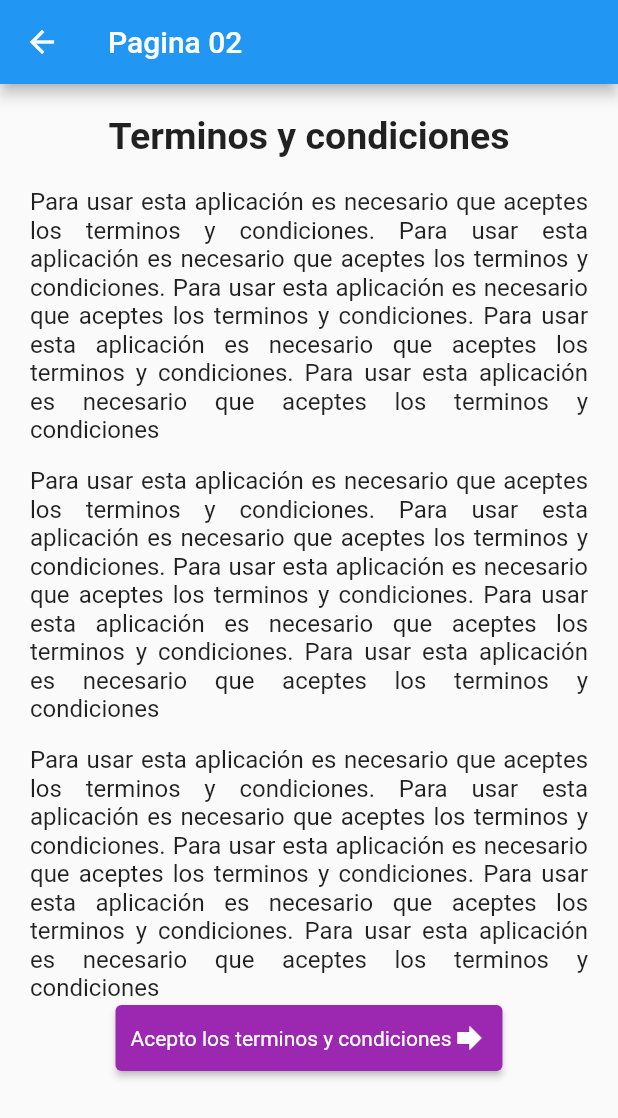
After one commit to imjacobbh/flutterCurso, a Flutter app: the screen it shows after launch, after a tap on "Ir a la otra pagina", on a phone screen of 412 x 824 dp. The commit adds this screen. Shown: the top 1118 px of the screen. Run offline on Flutter 3.47's test engine with Material 2 defaults, Android fonts, the phone set to English and light mode, and no system bars; network calls fail.

Commit message:
curso video 6

```diff
--- a/lib/main.dart
+++ b/lib/main.dart
@@ -1,5 +1,7 @@
+import 'package:flutter/material.dart';
+import 'package:untitled/pages/pagina02.dart';
 
-import 'package:flutter/material.dart';
+final globalNavigatorKey = GlobalKey<NavigatorState>();
 
 void main() => runApp(const MiApp());
 
@@ -8,9 +10,10 @@ class MiApp extends StatelessWidget {
 
   @override
   Widget build(BuildContext context) {
-    return const MaterialApp(
+    return MaterialApp(
       title: "Mi App",
       home: Inicio(),
+      navigatorKey: globalNavigatorKey, // GlobalKey()
     );
   }
 }
@@ -23,7 +26,6 @@ class Inicio extends StatefulWidget {
 }
 
 class _InicioState extends State<Inicio> {
-
   @override
   Widget build(BuildContext context) {
     return Scaffold(body: cuerpo());
@@ -39,14 +41,17 @@ Widget cuerpo() {
               fit: BoxFit.cover)),
       child: Center(
         child: Column(
-          mainAxisAlignment: MainAxisAlignment.center,
-          mainAxisSize: MainAxisSize.min,
+          mainAxisAlignment: MainAxisAlignment.spaceAround,
+          mainAxisSize: MainAxisSize.max,
           children: [
-            nombre(),
-            const SizedBox(height: 15),
-            campoUsuario(),
-            campoContrasena(),
-            botonEntrar()
+            Text('Home'),
+            ElevatedButton(
+              onPressed: () => {
+                Navigator.push(globalNavigatorKey.currentContext!,
+                    MaterialPageRoute(builder: (context) => Pagina02()))
+              },
+              child: Text('Ir a la otra pagina'),
+            )
           ],
         ),
       ));
@@ -65,29 +70,29 @@ Widget campoUsuario() {
       padding: const EdgeInsets.symmetric(horizontal: 75, vertical: 3),
       child: const TextField(
         decoration: InputDecoration(
-            hintText: "Username",
-            fillColor: Colors.white, filled: true),
+            hintText: "Username", fillColor: Colors.white, filled: true),
       ));
 }
 
-Widget campoContrasena(){
+Widget campoContrasena() {
   return Container(
-      padding:  EdgeInsets.symmetric(horizontal: 75, vertical: 3),
+      padding: EdgeInsets.symmetric(horizontal: 75, vertical: 3),
       child: const TextField(
         obscureText: true,
         decoration: InputDecoration(
-            hintText: "Password",
-            fillColor: Colors.white, filled: true),
+            hintText: "Password", fillColor: Colors.white, filled: true),
       ));
 }
 
-Widget botonEntrar(){
+Widget botonEntrar() {
   return TextButton(
-    onPressed: (){},
-    child: Text("Enter", style: TextStyle(fontSize: 17),),
-    style: TextButton.styleFrom(
-        backgroundColor: Colors.blue,
-        foregroundColor: Colors.white,
-        padding: EdgeInsets.symmetric(vertical: 10, horizontal: 50))
-  );
+      onPressed: () {},
+      child: Text(
+        "Enter",
+        style: TextStyle(fontSize: 17),
+      ),
+      style: TextButton.styleFrom(
+          backgroundColor: Colors.blue,
+          foregroundColor: Colors.white,
+          padding: EdgeInsets.symmetric(vertical: 10, horizontal: 50)));
 }
--- /dev/null
+++ b/lib/pages/pagina02.dart
@@ -0,0 +1,63 @@
+import 'package:flutter/material.dart';
+
+class Pagina02 extends StatelessWidget {
+  const Pagina02({Key? key}) : super(key: key);
+
+  @override
+  Widget build(BuildContext context) {
+    return Scaffold(
+        appBar: AppBar(
+          title: const Text("Pagina 02"),
+        ),
+        body: Padding(
+            padding: const EdgeInsets.all(20),
+            child: Column(
+              children: [
+                Text('Terminos y condiciones',
+                    style:
+                        TextStyle(fontSize: 25, fontWeight: FontWeight.bold)),
+                SizedBox(
+                  height: 20,
+                ),
+                Text(
+                  'Para usar esta aplicación es necesario que aceptes los terminos y condiciones. Para usar esta aplicación es necesario que aceptes los terminos y condiciones. Para usar esta aplicación es necesario que aceptes los terminos y condiciones. Para usar esta aplicación es necesario que aceptes los terminos y condiciones. Para usar esta aplicación es necesario que aceptes los terminos y condiciones',
+                  style: TextStyle(fontSize: 16),
+                  textAlign: TextAlign.justify,
+                ),
+                SizedBox(
+                  height: 15,
+                ),
+                Text(
+                  'Para usar esta aplicación es necesario que aceptes los terminos y condiciones. Para usar esta aplicación es necesario que aceptes los terminos y condiciones. Para usar esta aplicación es necesario que aceptes los terminos y condiciones. Para usar esta aplicación es necesario que aceptes los terminos y condiciones. Para usar esta aplicación es necesario que aceptes los terminos y condiciones',
+                  style: TextStyle(fontSize: 16),
+                  textAlign: TextAlign.justify,
+                ),
+                SizedBox(
+                  height: 15,
+                ),
+                Text(
+                  'Para usar esta aplicación es necesario que aceptes los terminos y condiciones. Para usar esta aplicación es necesario que aceptes los terminos y condiciones. Para usar esta aplicación es necesario que aceptes los terminos y condiciones. Para usar esta aplicación es necesario que aceptes los terminos y condiciones. Para usar esta aplicación es necesario que aceptes los terminos y condiciones',
+                  style: TextStyle(fontSize: 16),
+                  textAlign: TextAlign.justify,
+                ),
+                ElevatedButton(
+                    onPressed: () => {Navigator.pop(context)},
+                    style: ElevatedButton.styleFrom(
+                        backgroundColor: Colors.purple,
+                        textStyle: TextStyle(color: Colors.white),
+                      padding: EdgeInsets.all(10)
+                    ),
+                    child: Row(
+                      mainAxisAlignment: MainAxisAlignment.center,
+                      mainAxisSize: MainAxisSize.min,
+                      children: [
+                        Text(
+                          "Acepto los terminos y condiciones",
+                        ),
+                        Icon(Icons.forward)
+                      ],
+                    ))
+              ],
+            )));
+  }
+}
```
